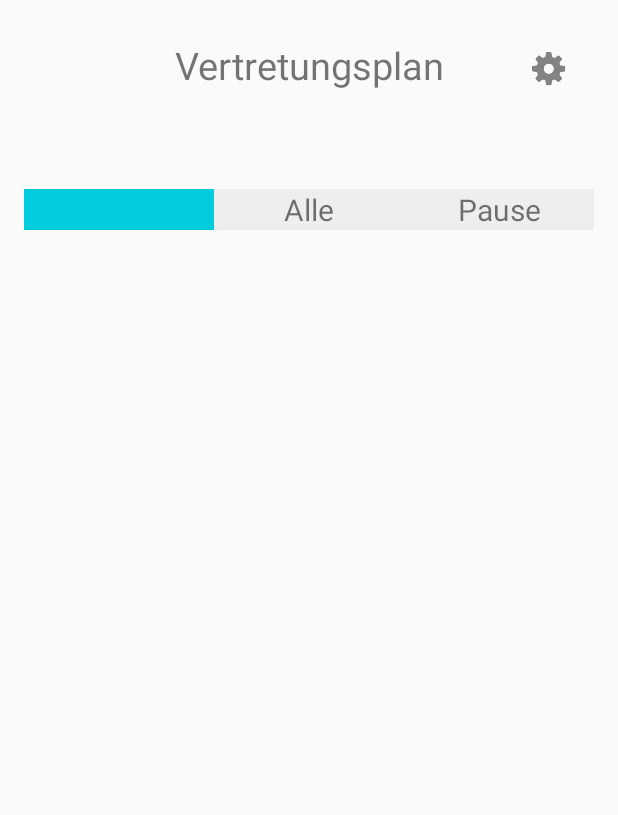
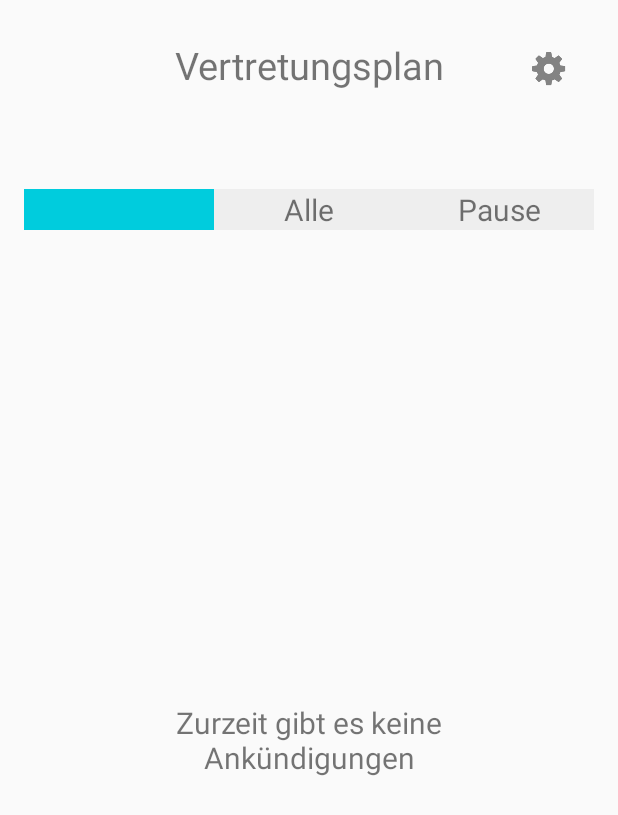
Before and after one commit to ssand159/esg-substitution-plan-app, an Android app: the screen it shows after launch (MainActivity), after a tap on an icon or button, on a phone screen of 412 x 824 dp. Shown: the top 815 px of the screen. Run offline under Robolectric (Android 15) with nearby library versions, the light colour scheme and no system bars; network calls fail; 1 statement that could not run was skipped.

Commit message:
add views for no content or error message

```diff
--- a/app/src/main/java/com/esgsubstitutionplanapp/MainActivity.java
+++ b/app/src/main/java/com/esgsubstitutionplanapp/MainActivity.java
@@ -7,6 +7,7 @@ import android.os.Handler;
 import android.os.Looper;
 import android.view.View;
 import android.widget.LinearLayout;
+import android.widget.ScrollView;
 import android.widget.TextView;
 import android.widget.Toast;
 
@@ -23,9 +24,11 @@ public class MainActivity extends Activity {
     // views
     private LinearLayout datePicker;
     private LinearLayout contentView;
+    private TextView noContentView;
     private TextView myclassText;
     private TextView allclassesText;
     private TextView pauseText;
+    private TextView errorText;
 
     // active values
     private String activeDate;
@@ -41,13 +44,16 @@ public class MainActivity extends Activity {
         // set up view fields;
         datePicker = findViewById(R.id.datePicker);
         contentView = findViewById(R.id.contentView);
+        noContentView = findViewById(R.id.noContentView);
         myclassText = findViewById(R.id.myclassText);
         allclassesText = findViewById(R.id.allclassesText);
         pauseText = findViewById(R.id.pauseText);
+        errorText = findViewById(R.id.errorView);
 
         // setup
         DB.setup(getSharedPreferences("userdata", MODE_PRIVATE));
-        contentManager = new ContentManager();
+        ScrollView contentScrollView = findViewById(R.id.contentScrollView);
+        contentManager = new ContentManager(this, datePicker, contentView, noContentView, contentScrollView, errorText);
 
         // set up test data
         TestData.setUpTestData();
@@ -67,10 +73,10 @@ public class MainActivity extends Activity {
                 try {
                     myclassText.setText(DB.myClass.getFullName());
                     contentManager.loadContent();
-                    activeDate = contentManager.paintDateViews(this, datePicker);
-                    contentManager.paintContent(this, contentView, DB.mySubstitutions, activeDate);
+                    activeDate = contentManager.paintDateViews();
+                    contentManager.paintContent(DB.mySubstitutions, activeDate);
                 } catch (Exception e){
-                    // TODO
+                    showError();
                 }
             }
         } else {
@@ -105,9 +111,9 @@ public class MainActivity extends Activity {
 
         // update content
         try {
-            contentManager.paintContent(this, contentView, DB.mySubstitutions, activeDate);
+            contentManager.paintContent(DB.mySubstitutions, activeDate);
         } catch (Exception e) {
-            //Todo
+            showError();
         }
     }
 
@@ -119,9 +125,9 @@ public class MainActivity extends Activity {
 
         // update content
         try {
-            contentManager.paintContent(this, contentView, DB.allSubstitutions, activeDate);
+            contentManager.paintContent(DB.allSubstitutions, activeDate);
         } catch (Exception e) {
-            //Todo
+            showError();
         }
     }
 
@@ -133,9 +139,9 @@ public class MainActivity extends Activity {
 
         // update content
         try {
-            contentManager.paintContent(this, contentView, DB.pauses, activeDate);
+            contentManager.paintContent(DB.pauses, activeDate);
         } catch (Exception e) {
-            //Todo
+            showError();
         }
     }
 
@@ -147,6 +153,12 @@ public class MainActivity extends Activity {
     public void startWelcome(View view){
 //        Intent settings = new Intent(this, SettingsActivity.class);
 //        startActivity(settings);
+    }
+
+    private void showError(){
+        contentView.setVisibility(View.GONE);
+        noContentView.setVisibility(View.GONE);
+        errorText.setVisibility(View.VISIBLE);
     }
 
     @Override
--- a/app/src/main/java/com/esgsubstitutionplanapp/content/ContentManager.java
+++ b/app/src/main/java/com/esgsubstitutionplanapp/content/ContentManager.java
@@ -6,6 +6,7 @@ import android.view.Gravity;
 import android.view.LayoutInflater;
 import android.view.View;
 import android.widget.LinearLayout;
+import android.widget.ScrollView;
 import android.widget.TextView;
 
 import com.esgsubstitutionplanapp.DB;
@@ -20,6 +21,23 @@ import java.util.concurrent.ExecutionException;
 
 public class ContentManager {
 
+    private final MainActivity mainActivity;
+    private final LinearLayout datePicker;
+    private final LinearLayout contentView;
+    private final ScrollView contentScrollView;
+    private final TextView noContentView;
+    private final TextView errorView;
+
+    public ContentManager(MainActivity mainActivity, LinearLayout datePicker, LinearLayout contentView, TextView noContentView, ScrollView contentScrollView, TextView errorView){
+        this.mainActivity = mainActivity;
+        this.datePicker = datePicker;
+        this.contentView = contentView;
+        this.noContentView = noContentView;
+        this.contentScrollView = contentScrollView;
+        this.errorView = errorView;
+    }
+
+
     public void loadContent() throws ExecutionException, InterruptedException {
         if(DB.lastUpdate + DB.fiveMinutesInMillis < System.currentTimeMillis()){
             DB.lastUpdate = System.currentTimeMillis();
@@ -27,15 +45,23 @@ public class ContentManager {
         }
     }
 
-    public void paintContent(MainActivity mainActivity, LinearLayout contentView, ArrayList<Substitution> substitutions, String activeDate) throws ExecutionException, InterruptedException {
+    public void paintContent(ArrayList<Substitution> substitutions, String activeDate) throws ExecutionException, InterruptedException {
         loadContent();
 
         LayoutInflater inflater = (LayoutInflater) mainActivity.getSystemService(Context.LAYOUT_INFLATER_SERVICE);
         contentView.removeAllViews();
+        errorView.setVisibility(View.GONE);
 
-        for(Substitution substitution : substitutions){
-            if(substitution.getDatum().equals(activeDate)){
-                addToView(inflater, contentView, substitution);
+        if(substitutions == null || substitutions.isEmpty()){
+            noContentView.setVisibility(View.VISIBLE);
+            contentScrollView.setVisibility(View.GONE);
+        } else {
+            noContentView.setVisibility(View.GONE);
+            contentScrollView.setVisibility(View.VISIBLE);
+            for(Substitution substitution : substitutions){
+                if(substitution.getDatum().equals(activeDate)){
+                    addToView(inflater, contentView, substitution);
+                }
             }
         }
     }
@@ -68,7 +94,7 @@ public class ContentManager {
         }
     }
 
-    public String paintDateViews(MainActivity mainActivity, LinearLayout datePicker){
+    public String paintDateViews(){
         datePicker.removeAllViews();
         boolean first = true;
         String firstDate = null;
--- a/app/src/main/res/layout/activity_main.xml
+++ b/app/src/main/res/layout/activity_main.xml
@@ -101,6 +101,7 @@
     </LinearLayout>
 
     <ScrollView
+        android:id="@+id/contentScrollView"
         android:layout_below="@+id/classPicker"
         android:layout_width="match_parent"
         android:layout_height="match_parent">
@@ -112,4 +113,29 @@
 
     </ScrollView>
 
+    <TextView
+        android:id="@+id/noContentView"
+        android:layout_below="@+id/classPicker"
+        android:layout_width="match_parent"
+        android:layout_height="match_parent"
+        android:text="@string/noContentText"
+        android:visibility="visible"
+        android:layout_margin="50dp"
+        android:textSize="20sp"
+        android:gravity="center">
+    </TextView>
+
+    <TextView
+        android:id="@+id/errorView"
+        android:layout_below="@+id/classPicker"
+        android:layout_width="match_parent"
+        android:layout_height="match_parent"
+        android:text="@string/errorText"
+        android:visibility="gone"
+        android:layout_margin="50dp"
+        android:textColor="#f00"
+        android:textSize="20sp"
+        android:gravity="center">
+    </TextView>
+
 </RelativeLayout>
--- a/app/src/main/res/values/strings.xml
+++ b/app/src/main/res/values/strings.xml
@@ -7,6 +7,8 @@
     <string name="buttonSettings">Einstellungen</string>
     <string name="buttonAllClasses">Alle</string>
     <string name="buttonPause">Pause</string>
+    <string name="noContentText">Zurzeit gibt es keine Ankündigungen</string>
+    <string name="errorText">Leider gab es einen technischen Fehler. Bitte versuche es später nochmal</string>
 
     <!-- Settings activity -->
     <string name="title_activity_settings">Einstellungen</string>
```
